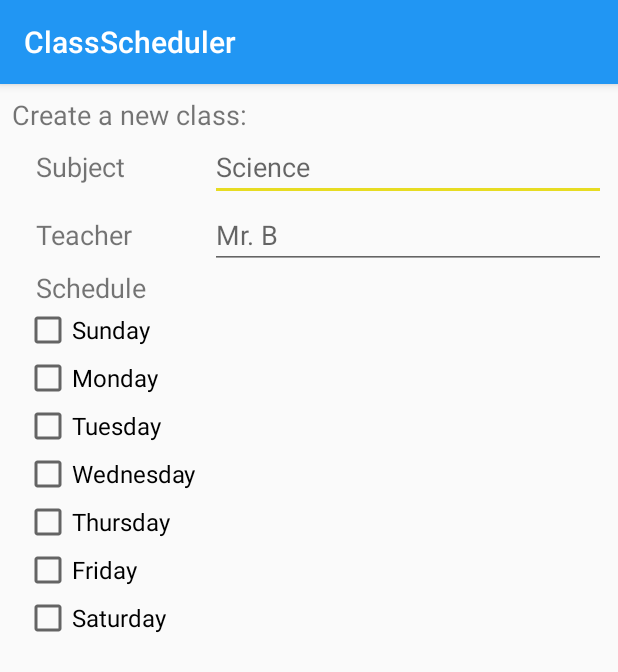
After one commit to jonathan-barrera/Class-Scheduler, an Android app: the CreateClassesActivity screen opened directly, with no data from a screen before it, on a phone screen of 412 x 824 dp. The commit adds this screen. Shown: the top 672 px of the screen. Run offline under Robolectric (Android 15) with nearby library versions, the phone set to English and light mode, and no system bars; our stand-ins replace ButterKnife.

Commit message:
Simple Class Creator Page started

```diff
--- a/app/build.gradle
+++ b/app/build.gradle
@@ -24,6 +24,7 @@ dependencies {
     implementation fileTree(dir: 'libs', include: ['*.jar'])
     implementation 'com.android.support:appcompat-v7:27.1.1'
     implementation 'com.android.support.constraint:constraint-layout:1.1.0'
+    implementation 'com.android.support:support-v4:27.1.1'
     testImplementation 'junit:junit:4.12'
     androidTestImplementation 'com.android.support.test:runner:1.0.2'
     androidTestImplementation 'com.android.support.test.espresso:espresso-core:3.0.2'
--- /dev/null
+++ b/app/src/main/java/com/example/android/classscheduler/CreateClassesActivity.java
@@ -0,0 +1,170 @@
+package com.example.android.classscheduler;
+
+import android.app.TimePickerDialog;
+import android.support.v7.app.AppCompatActivity;
+import android.os.Bundle;
+import android.view.View;
+import android.widget.CheckBox;
+import android.widget.CompoundButton;
+import android.widget.TimePicker;
+import android.widget.Toast;
+
+import java.util.ArrayList;
+import java.util.Calendar;
+import java.util.List;
+
+import butterknife.BindView;
+import butterknife.ButterKnife;
+
+public class CreateClassesActivity extends AppCompatActivity {
+
+    // Views
+    @BindView(R.id.sunday_schedule_check_box)
+    CheckBox mSundayCheckBox;
+    @BindView(R.id.monday_schedule_check_box)
+    CheckBox mMondayCheckBox;
+    @BindView(R.id.tuesday_schedule_check_box)
+    CheckBox mTuesdayCheckBox;
+    @BindView(R.id.wednesday_schedule_check_box)
+    CheckBox mWednesdayCheckBox;
+    @BindView(R.id.thursday_schedule_check_box)
+    CheckBox mThursdayCheckBox;
+    @BindView(R.id.friday_schedule_check_box)
+    CheckBox mFridayCheckBox;
+    @BindView(R.id.saturday_schedule_check_box)
+    CheckBox mSaturdayCheckBox;
+
+    // Member variables
+    private int mStartTimeHour;
+    private int mStartTimeMinute;
+    private int mEndTimeHour;
+    private int mEndTimeMinute;
+    private int mCurrentSelectedDay;
+
+    // List of strings to hold schedule times
+    private List<String> mClassTimesList = new ArrayList<>();
+
+    // Checked Change Listener
+    private CompoundButton.OnCheckedChangeListener mCheckedChangeListener =
+            new CompoundButton.OnCheckedChangeListener() {
+                @Override
+                public void onCheckedChanged(CompoundButton buttonView, boolean isChecked) {
+                    if (isChecked) {
+                        getCurrentSelectedDay(buttonView);
+                        getStartTime();
+                    }
+                    // TODO if unchecked, need to delete the time slot for this day
+                }
+            };
+
+    @Override
+    protected void onCreate(Bundle savedInstanceState) {
+        super.onCreate(savedInstanceState);
+        setContentView(R.layout.activity_create_classes);
+
+        // Bind views
+        ButterKnife.bind(this);
+
+        // Set onchecklisteners on checkboxes
+        setOnCheckListeners();
+    }
+
+    private void getStartTime() {
+        final Calendar myCalender = Calendar.getInstance();
+        final int hour = myCalender.get(Calendar.HOUR_OF_DAY);
+        int minute = myCalender.get(Calendar.MINUTE);
+
+        TimePickerDialog.OnTimeSetListener myTimeListener = new TimePickerDialog.OnTimeSetListener() {
+            @Override
+            public void onTimeSet(TimePicker view, int hourOfDay, int minute) {
+                if (view.isShown()) {
+                    mStartTimeHour = hourOfDay;
+                    mStartTimeMinute = minute;
+
+                    getEndTime();
+                }
+            }
+        };
+
+        TimePickerDialog timePickerDialog = new TimePickerDialog(CreateClassesActivity.this,
+                android.R.style.Theme_Holo_Light_Dialog_NoActionBar, myTimeListener, hour, minute, false);
+        timePickerDialog.setTitle("Choose Start Time:");
+        timePickerDialog.getWindow().setBackgroundDrawableResource(android.R.color.transparent);
+        timePickerDialog.show();
+    }
+
+    private void getEndTime() {
+        final Calendar myCalender = Calendar.getInstance();
+        final int hour = myCalender.get(Calendar.HOUR_OF_DAY);
+        int minute = myCalender.get(Calendar.MINUTE);
+
+        TimePickerDialog.OnTimeSetListener myTimeListener = new TimePickerDialog.OnTimeSetListener() {
+            @Override
+            public void onTimeSet(TimePicker view, int hourOfDay, int minute) {
+                if (view.isShown()) {
+                    mEndTimeHour = hourOfDay;
+                    mEndTimeMinute = minute;
+
+                    // Make a string to hold the schedule info
+                    String chosenTimeAndDay = mCurrentSelectedDay + "/" + mStartTimeHour + ":" + mStartTimeMinute + "/" + mEndTimeHour + ":" + mEndTimeMinute;
+
+                    // Add string to list of strings containing all class times for this class
+                    mClassTimesList.add(chosenTimeAndDay);
+
+                    // TODO need a helper method to stop user from saving multiple times for a day
+
+                    Toast.makeText(CreateClassesActivity.this, chosenTimeAndDay, Toast.LENGTH_SHORT).show();
+                }
+            }
+        };
+
+        TimePickerDialog timePickerDialog = new TimePickerDialog(CreateClassesActivity.this,
+                android.R.style.Theme_Holo_Light_Dialog_NoActionBar, myTimeListener, hour, minute, false);
+        timePickerDialog.setTitle("Choose End Time:");
+        timePickerDialog.getWindow().setBackgroundDrawableResource(android.R.color.transparent);
+        timePickerDialog.show();
+    }
+
+    // Helper method to set onCheckListeners on each CheckBox
+    private void setOnCheckListeners() {
+        mSundayCheckBox.setOnCheckedChangeListener(mCheckedChangeListener);
+        mMondayCheckBox.setOnCheckedChangeListener(mCheckedChangeListener);
+        mTuesdayCheckBox.setOnCheckedChangeListener(mCheckedChangeListener);
+        mWednesdayCheckBox.setOnCheckedChangeListener(mCheckedChangeListener);
+        mThursdayCheckBox.setOnCheckedChangeListener(mCheckedChangeListener);
+        mFridayCheckBox.setOnCheckedChangeListener(mCheckedChangeListener);
+        mSaturdayCheckBox.setOnCheckedChangeListener(mCheckedChangeListener);
+    }
+
+    // Helper method to determine which day of the week is having its time slot set
+    private void getCurrentSelectedDay(View view) {
+        switch(view.getId()) {
+            case R.id.sunday_schedule_check_box:
+                mCurrentSelectedDay = 1;
+                break;
+            case R.id.monday_schedule_check_box:
+                mCurrentSelectedDay = 2;
+                break;
+            case R.id.tuesday_schedule_check_box:
+                mCurrentSelectedDay = 3;
+                break;
+            case R.id.wednesday_schedule_check_box:
+                mCurrentSelectedDay = 4;
+                break;
+            case R.id.thursday_schedule_check_box:
+                mCurrentSelectedDay = 5;
+                break;
+            case R.id.friday_schedule_check_box:
+                mCurrentSelectedDay = 6;
+                break;
+            case R.id.saturday_schedule_check_box:
+                mCurrentSelectedDay = 7;
+                break;
+            default:
+                throw new IllegalArgumentException("Invalid View selected: " + view.getId());
+        }
+        if (view == mSundayCheckBox) {
+            mCurrentSelectedDay = 1;
+        }
+    }
+}
--- a/app/src/main/java/com/example/android/classscheduler/EditStudentInfo.java
+++ b/app/src/main/java/com/example/android/classscheduler/EditStudentInfo.java
@@ -4,13 +4,10 @@ import android.annotation.SuppressLint;
 import android.app.Activity;
 import android.content.DialogInterface;
 import android.content.Intent;
-import android.content.pm.PackageManager;
 import android.graphics.Bitmap;
 import android.graphics.BitmapFactory;
 import android.net.Uri;
-import android.os.Environment;
 import android.provider.MediaStore;
-import android.support.annotation.NonNull;
 import android.support.v4.app.NavUtils;
 import android.support.v4.content.FileProvider;
 import android.support.v7.app.AlertDialog;
@@ -635,4 +632,8 @@ public class EditStudentInfo extends AppCompatActivity {
         alertDialog.show();
     }
 
+    public void openCreateClassesActivity(View v) {
+        Intent intent = new Intent(this, CreateClassesActivity.class);
+        startActivity(intent);
+    }
 }
--- /dev/null
+++ b/app/src/main/res/layout/activity_create_classes.xml
@@ -0,0 +1,209 @@
+<?xml version="1.0" encoding="utf-8"?>
+<LinearLayout xmlns:android="http://schemas.android.com/apk/res/android"
+    xmlns:app="http://schemas.android.com/apk/res-auto"
+    xmlns:tools="http://schemas.android.com/tools"
+    android:layout_width="match_parent"
+    android:layout_height="match_parent"
+    android:orientation="vertical"
+    tools:context="com.example.android.classscheduler.CreateClassesActivity">
+
+    <TextView
+        android:id="@+id/create_new_class_label_text_view"
+        android:layout_width="match_parent"
+        android:layout_height="wrap_content"
+        android:layout_marginEnd="8dp"
+        android:layout_marginStart="8dp"
+        android:layout_marginTop="8dp"
+        android:text="Create a new class:"
+        android:textSize="@dimen/label_text_size"
+        app:layout_constraintEnd_toEndOf="parent"
+        app:layout_constraintStart_toStartOf="parent"
+        app:layout_constraintTop_toTopOf="parent" />
+
+    <LinearLayout
+        android:layout_width="match_parent"
+        android:layout_height="wrap_content"
+        android:orientation="vertical">
+
+        <LinearLayout
+            android:id="@+id/subject_info_linear_layout"
+            android:layout_width="match_parent"
+            android:layout_height="wrap_content"
+            android:layout_marginEnd="8dp"
+            android:layout_marginStart="8dp"
+            android:orientation="horizontal">
+
+            <TextView
+                android:id="@+id/subject_label_text_view"
+                android:layout_width="0dp"
+                android:layout_height="wrap_content"
+                android:layout_weight="1"
+                android:paddingStart="16dp"
+                android:text="Subject"
+                android:textSize="@dimen/label_text_size" />
+
+            <EditText
+                android:id="@+id/subject_edit_text"
+                android:layout_width="0dp"
+                android:layout_height="wrap_content"
+                android:layout_weight="2"
+                android:hint="Science"
+                android:inputType="text"
+                android:textSize="@dimen/student_edit_text_size" />
+
+        </LinearLayout>
+
+        <LinearLayout
+            android:id="@+id/teacher_info_linear_layout"
+            android:layout_width="match_parent"
+            android:layout_height="wrap_content"
+            android:layout_marginEnd="8dp"
+            android:layout_marginStart="8dp"
+            android:orientation="horizontal">
+
+            <TextView
+                android:id="@+id/teacher_label_text_view"
+                android:layout_width="0dp"
+                android:layout_height="wrap_content"
+                android:layout_weight="1"
+                android:paddingStart="16dp"
+                android:text="Teacher"
+                android:textSize="@dimen/label_text_size" />
+
+            <EditText
+                android:id="@+id/teacher_edit_text"
+                android:layout_width="0dp"
+                android:layout_height="wrap_content"
+                android:layout_weight="2"
+                android:hint="Mr. B"
+                android:inputType="text"
+                android:textSize="@dimen/student_edit_text_size" />
+
+        </LinearLayout>
+
+        <LinearLayout
+            android:id="@+id/schedule_info_linear_layout"
+            android:layout_width="match_parent"
+            android:layout_height="wrap_content"
+            android:layout_marginEnd="8dp"
+            android:layout_marginStart="8dp"
+            android:orientation="vertical">
+
+            <TextView
+                android:id="@+id/schedule_label_text_view"
+                android:layout_width="wrap_content"
+                android:layout_height="wrap_content"
+                android:paddingStart="16dp"
+                android:text="Schedule"
+                android:textSize="@dimen/label_text_size" />
+
+            <LinearLayout
+                android:layout_width="match_parent"
+                android:layout_height="wrap_content">
+
+                <android.support.v7.widget.AppCompatCheckBox
+                    android:id="@+id/sunday_schedule_check_box"
+                    android:text="Sunday"
+                    style="@style/dayofweek_check_box_style" />
+
+                <TextView
+                    tools:text="9:00-10:00"
+                    style="@style/dayofweek_time_text_view_style" />
+
+            </LinearLayout>
+
+            <LinearLayout
+                android:layout_width="match_parent"
+                android:layout_height="wrap_content">
+
+                <android.support.v7.widget.AppCompatCheckBox
+                    android:id="@+id/monday_schedule_check_box"
+                    android:text="Monday"
+                    style="@style/dayofweek_check_box_style" />
+
+                <TextView
+                    tools:text="9:00-10:00"
+                    style="@style/dayofweek_time_text_view_style" />
+
+            </LinearLayout>
+
+            <LinearLayout
+                android:layout_width="match_parent"
+                android:layout_height="wrap_content">
+
+                <android.support.v7.widget.AppCompatCheckBox
+                    android:id="@+id/tuesday_schedule_check_box"
+                    android:text="Tuesday"
+                    style="@style/dayofweek_check_box_style" />
+
+                <TextView
+                    tools:text="9:00-10:00"
+                    style="@style/dayofweek_time_text_view_style" />
+
+            </LinearLayout>
+
+            <LinearLayout
+                android:layout_width="match_parent"
+                android:layout_height="wrap_content">
+
+                <android.support.v7.widget.AppCompatCheckBox
+                    android:id="@+id/wednesday_schedule_check_box"
+                    android:text="Wednesday"
+                    style="@style/dayofweek_check_box_style" />
+
+                <TextView
+                    tools:text="9:00-10:00"
+                    style="@style/dayofweek_time_text_view_style" />
+
+            </LinearLayout>
+
+            <LinearLayout
+                android:layout_width="match_parent"
+                android:layout_height="wrap_content">
+
+                <android.support.v7.widget.AppCompatCheckBox
+                    android:id="@+id/thursday_schedule_check_box"
+                    android:text="Thursday"
+                    style="@style/dayofweek_check_box_style" />
+
+                <TextView
+                    tools:text="9:00-10:00"
+                    style="@style/dayofweek_time_text_view_style" />
+
+            </LinearLayout>
+
+            <LinearLayout
+                android:layout_width="match_parent"
+                android:layout_height="wrap_content">
+
+                <android.support.v7.widget.AppCompatCheckBox
+                    android:id="@+id/friday_schedule_check_box"
+                    android:text="Friday"
+                    style="@style/dayofweek_check_box_style" />
+
+                <TextView
+                    tools:text="9:00-10:00"
+                    style="@style/dayofweek_time_text_view_style" />
+
+            </LinearLayout>
+
+            <LinearLayout
+                android:layout_width="match_parent"
+                android:layout_height="wrap_content">
+
+                <android.support.v7.widget.AppCompatCheckBox
+                    android:id="@+id/saturday_schedule_check_box"
+                    android:text="Saturday"
+                    style="@style/dayofweek_check_box_style" />
+
+                <TextView
+                    tools:text="9:00-10:00"
+                    style="@style/dayofweek_time_text_view_style" />
+
+            </LinearLayout>
+
+        </LinearLayout>
+
+    </LinearLayout>
+
+</LinearLayout>
--- a/app/src/main/res/layout/activity_edit_student_info.xml
+++ b/app/src/main/res/layout/activity_edit_student_info.xml
@@ -196,6 +196,7 @@
     </LinearLayout>
 
     <LinearLayout
+        android:onClick="openCreateClassesActivity"
         android:layout_width="match_parent"
         android:layout_height="wrap_content"
         android:layout_marginEnd="8dp"
--- a/app/src/main/res/values/strings.xml
+++ b/app/src/main/res/values/strings.xml
@@ -9,4 +9,7 @@
     <string name="title_activity_student_profile">StudentProfile</string>
     <string name="student_profile">Student Profile</string>
     <string name="no_classes_added">No classes added</string>
+
+    <!-- TODO: Remove or change this placeholder text -->
+    <string name="hello_blank_fragment">Hello blank fragment</string>
 </resources>
--- a/app/src/main/res/values/styles.xml
+++ b/app/src/main/res/values/styles.xml
@@ -17,4 +17,20 @@
 
     <style name="AppTheme.PopupOverlay" parent="ThemeOverlay.AppCompat.Light" />
 
+    <style name="dayofweek_check_box_style">
+        <item name="android:layout_width">0dp</item>
+        <item name="android:layout_height">wrap_content</item>
+        <item name="android:layout_marginLeft">8dp</item>
+        <item name="android:layout_weight">1</item>
+        <item name="android:textSize">16sp</item>
+    </style>
+
+    <style name="dayofweek_time_text_view_style">
+        <item name="android:layout_width">wrap_content</item>
+        <item name="android:layout_height">wrap_content</item>
+        <item name="android:layout_gravity">center_vertical</item>
+        <item name="android:layout_marginRight">8dp</item>
+        <item name="android:textSize">16sp</item>
+    </style>
+
 </resources>
```
Also changed, not shown: app/src/main/AndroidManifest.xml (+6 -5 lines).
